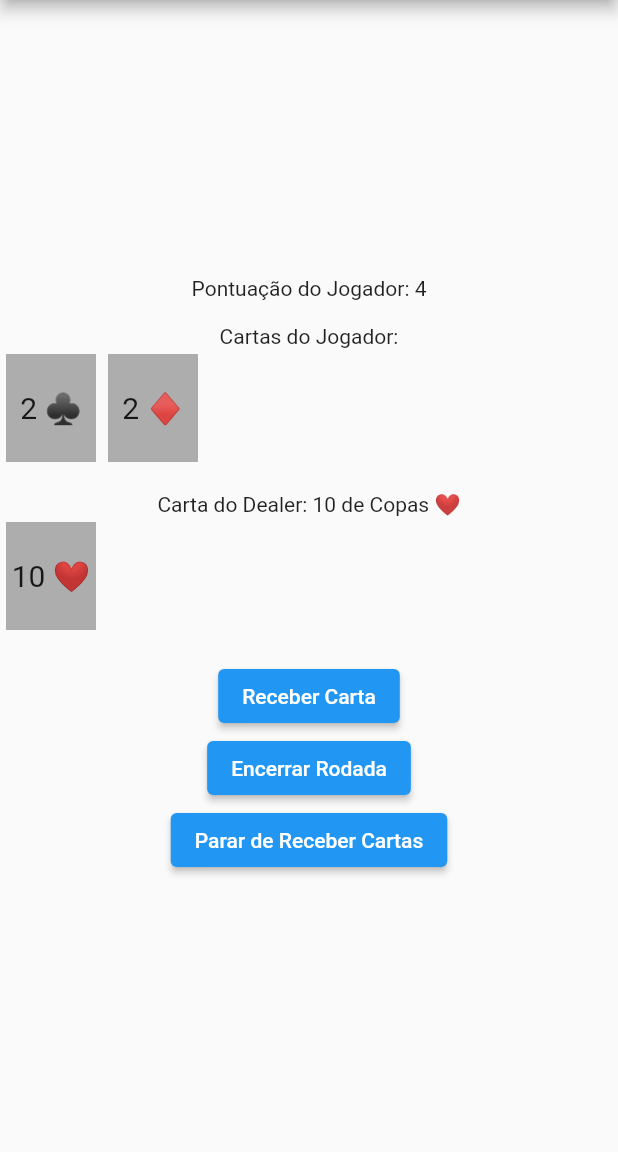
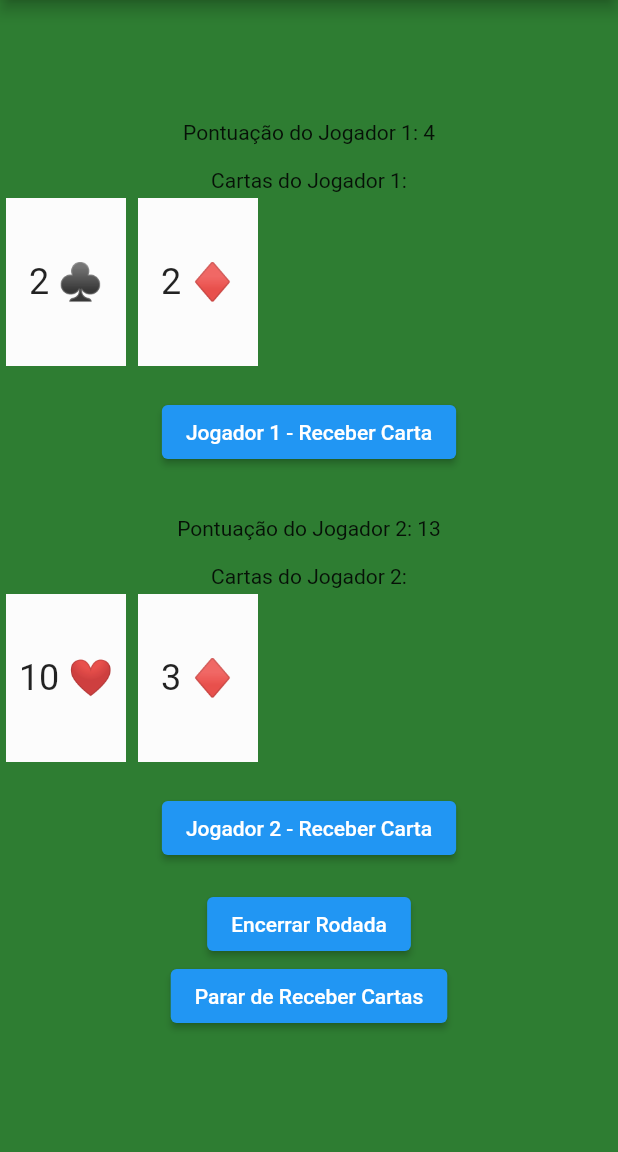
Before and after one commit to Eduardo-Alves-de-Sousa/Black_Jack, a Flutter app: the JogoBlackjack screen opened directly, on a phone screen of 412 x 824 dp, the part 84-1236 px from its top. Run offline on Flutter 3.47's test engine with Material 2 defaults, Android fonts, the phone set to English and light mode, and no system bars.

Commit message:
Adicionando: Classe jogo e modificações no jogo

```diff
--- a/jogo/lib/Jogo.dart
+++ b/jogo/lib/Jogo.dart
@@ -6,7 +6,7 @@ import 'package:jogo/models/baralho.dart';
 import 'package:jogo/models/cartas.dart';
 
 class JogoBlackjack extends StatefulWidget {
-  const JogoBlackjack({super.key});
+  const JogoBlackjack({Key? key}) : super(key: key);
 
   @override
   // ignore: library_private_types_in_public_api
@@ -15,8 +15,8 @@ class JogoBlackjack extends StatefulWidget {
 
 class _JogoBlackjackState extends State<JogoBlackjack> {
   late Baralho baralho;
-  late Jogador jogador;
-  late Jogador dealer;
+  late Jogador jogador1;
+  late Jogador jogador2;
 
   @override
   void initState() {
@@ -28,48 +28,41 @@ class _JogoBlackjackState extends State<JogoBlackjack> {
     baralho = Baralho();
     baralho.embaralhar();
 
-    jogador = Jogador(nome: 'Jogador', mao: [], carteira: 1000, aposta: 0);
-    dealer = Jogador(nome: 'Dealer', mao: [], carteira: 0, aposta: 0);
+    jogador1 = Jogador(nome: 'Jogador 1', mao: [], carteira: 1000, aposta: 0);
+    jogador2 = Jogador(nome: 'Jogador 2', mao: [], carteira: 1000, aposta: 0);
 
     // Distribuir cartas iniciais
-    jogador.receberCarta(baralho.pegarCarta());
-    dealer.receberCarta(baralho.pegarCarta());
-    jogador.receberCarta(baralho.pegarCarta());
-    dealer.receberCarta(baralho.pegarCarta());
+    jogador1.receberCarta(baralho.pegarCarta());
+    jogador2.receberCarta(baralho.pegarCarta());
+    jogador1.receberCarta(baralho.pegarCarta());
+    jogador2.receberCarta(baralho.pegarCarta());
   }
 
   @override
   Widget build(BuildContext context) {
+    const double cardWidth = 80;
+    const double cardHeight = 120;
+
     return Scaffold(
       appBar: AppBar(
         title: const Text('Blackjack - Jogo'),
       ),
+      backgroundColor: const Color(0xFF2E7D32),
       body: Center(
         child: Column(
           mainAxisAlignment: MainAxisAlignment.center,
           children: <Widget>[
-            Text('Pontuação do Jogador: ${jogador.obterPontuacao()}'),
+            Text('Pontuação do Jogador 1: ${jogador1.obterPontuacao()}'),
             const SizedBox(height: 16),
-            const Text('Cartas do Jogador:'),
+            const Text('Cartas do Jogador 1:'),
             SizedBox(
-              height: 80,
+              height: cardHeight,
               child: ListView.builder(
                 scrollDirection: Axis.horizontal,
-                itemCount: jogador.mao.length,
+                itemCount: jogador1.mao.length,
                 itemBuilder: (context, index) {
-                  return CartaWidget(jogador.mao[index]);
-                },
-              ),
-            ),
-            const SizedBox(height: 16),
-            Text('Carta do Dealer: ${dealer.mao.isEmpty ? "" : dealer.mao[0]}'),
-            SizedBox(
-              height: 80,
-              child: ListView.builder(
-                scrollDirection: Axis.horizontal,
-                itemCount: dealer.mao.isEmpty ? 0 : 1,
-                itemBuilder: (context, index) {
-                  return CartaWidget(dealer.mao[index]);
+                  return CartaWidget(jogador1.mao[index],
+                      width: cardWidth, height: cardHeight);
                 },
               ),
             ),
@@ -77,11 +70,36 @@ class _JogoBlackjackState extends State<JogoBlackjack> {
             ElevatedButton(
               onPressed: () {
                 setState(() {
-                  jogadorReceberCarta();
+                  jogadorReceberCarta(jogador1);
                 });
               },
-              child: const Text('Receber Carta'),
+              child: const Text('Jogador 1 - Receber Carta'),
             ),
+            const SizedBox(height: 32),
+            Text('Pontuação do Jogador 2: ${jogador2.obterPontuacao()}'),
+            const SizedBox(height: 16),
+            const Text('Cartas do Jogador 2:'),
+            SizedBox(
+              height: cardHeight,
+              child: ListView.builder(
+                scrollDirection: Axis.horizontal,
+                itemCount: jogador2.mao.length,
+                itemBuilder: (context, index) {
+                  return CartaWidget(jogador2.mao[index],
+                      width: cardWidth, height: cardHeight);
+                },
+              ),
+            ),
+            const SizedBox(height: 16),
+            ElevatedButton(
+              onPressed: () {
+                setState(() {
+                  jogadorReceberCarta(jogador2);
+                });
+              },
+              child: const Text('Jogador 2 - Receber Carta'),
+            ),
+            const SizedBox(height: 16),
             ElevatedButton(
               onPressed: () {
                 setState(() {
@@ -90,7 +108,8 @@ class _JogoBlackjackState extends State<JogoBlackjack> {
               },
               child: const Text('Encerrar Rodada'),
             ),
-            if (jogador.obterPontuacao() == 21)
+            if (jogador1.obterPontuacao() == 21 ||
+                jogador2.obterPontuacao() == 21)
               ElevatedButton(
                 onPressed: () {
                   setState(() {
@@ -99,7 +118,8 @@ class _JogoBlackjackState extends State<JogoBlackjack> {
                 },
                 child: const Text('Jogador Vence (21 pontos)'),
               ),
-            if (jogador.obterPontuacao() < 21)
+            if (jogador1.obterPontuacao() < 21 ||
+                jogador2.obterPontuacao() < 21)
               ElevatedButton(
                 onPressed: () {
                   setState(() {
@@ -114,61 +134,70 @@ class _JogoBlackjackState extends State<JogoBlackjack> {
     );
   }
 
-  void jogadorReceberCarta() {
+  void jogadorReceberCarta(Jogador jogador) {
     jogador.receberCarta(baralho.pegarCarta());
 
     // Verificar se o jogador ultrapassou 21 pontos
     if (jogador.obterPontuacao() > 21) {
-      // Implementar lógica para jogador perder
       // ignore: avoid_print
-      print('Jogador perdeu!');
+      print('${jogador.nome} perdeu!');
       iniciarJogo();
     }
   }
 
   void pararDeReceberCartas() {
-    // Lógica para o dealer jogar
-    while (dealer.obterPontuacao() < 17) {
-      dealer.receberCarta(baralho.pegarCarta());
+    // Lógica para os jogadores jogarem
+    while (jogador1.obterPontuacao() < 17 || jogador2.obterPontuacao() < 17) {
+      if (jogador1.obterPontuacao() < 17) {
+        jogadorReceberCarta(jogador1);
+      }
+      if (jogador2.obterPontuacao() < 17) {
+        jogadorReceberCarta(jogador2);
+      }
     }
 
     // Verificar o vencedor
-    int pontuacaoJogador = jogador.obterPontuacao();
-    int pontuacaoDealer = dealer.obterPontuacao();
+    int pontuacaoJogador1 = jogador1.obterPontuacao();
+    int pontuacaoJogador2 = jogador2.obterPontuacao();
 
-    if (pontuacaoJogador > 21 ||
-        (pontuacaoDealer <= 21 && pontuacaoDealer >= pontuacaoJogador)) {
-      // Dealer vence
+    if ((pontuacaoJogador1 > 21 && pontuacaoJogador2 > 21) ||
+        (pontuacaoJogador1 <= 21 &&
+            pontuacaoJogador2 <= 21 &&
+            pontuacaoJogador2 >= pontuacaoJogador1)) {
       // ignore: avoid_print
-      print('Dealer vence!');
+      print('Jogador 2 vence!');
     } else {
-      // Jogador vence
       // ignore: avoid_print
-      print('Jogador vence!');
+      print('Jogador 1 vence!');
     }
 
     iniciarJogo();
   }
 
   void encerrarRodada() {
-    // Lógica para o dealer jogar
-    while (dealer.obterPontuacao() < 17) {
-      dealer.receberCarta(baralho.pegarCarta());
+    // Lógica para os jogadores jogarem
+    while (jogador1.obterPontuacao() < 17 || jogador2.obterPontuacao() < 17) {
+      if (jogador1.obterPontuacao() < 17) {
+        jogadorReceberCarta(jogador1);
+      }
+      if (jogador2.obterPontuacao() < 17) {
+        jogadorReceberCarta(jogador2);
+      }
     }
 
     // Verificar o vencedor
-    int pontuacaoJogador = jogador.obterPontuacao();
-    int pontuacaoDealer = dealer.obterPontuacao();
+    int pontuacaoJogador1 = jogador1.obterPontuacao();
+    int pontuacaoJogador2 = jogador2.obterPontuacao();
 
-    if (pontuacaoJogador > 21 ||
-        (pontuacaoDealer <= 21 && pontuacaoDealer >= pontuacaoJogador)) {
-      // Dealer vence
+    if ((pontuacaoJogador1 > 21 && pontuacaoJogador2 > 21) ||
+        (pontuacaoJogador1 <= 21 &&
+            pontuacaoJogador2 <= 21 &&
+            pontuacaoJogador2 >= pontuacaoJogador1)) {
       // ignore: avoid_print
-      print('Dealer vence!');
+      print('Jogador 2 vence!');
     } else {
-      // Jogador vence
       // ignore: avoid_print
-      print('Jogador vence!');
+      print('Jogador 1 vence!');
     }
 
     iniciarJogo();
@@ -177,21 +206,25 @@ class _JogoBlackjackState extends State<JogoBlackjack> {
 
 class CartaWidget extends StatelessWidget {
   final Cartas carta;
+  final double width;
+  final double height;
 
-  const CartaWidget(this.carta, {super.key});
+  const CartaWidget(this.carta,
+      {Key? key, required this.width, required this.height})
+      : super(key: key);
 
   @override
   Widget build(BuildContext context) {
     return Container(
-      width: 60,
-      height: 80,
+      width: width,
+      height: height,
       margin: const EdgeInsets.all(4),
-      color: Color.fromARGB(255, 173, 173, 173),
+      color: const Color.fromARGB(255, 252, 252, 252),
       child: Center(
         child: Text(
           '${carta.rank} ${carta.emoji}',
           textAlign: TextAlign.center,
-          style: const TextStyle(fontSize: 20),
+          style: const TextStyle(fontSize: 24),
         ),
       ),
     );
```
